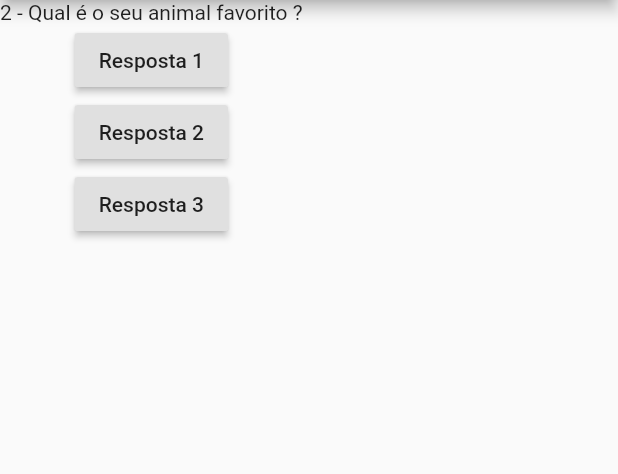
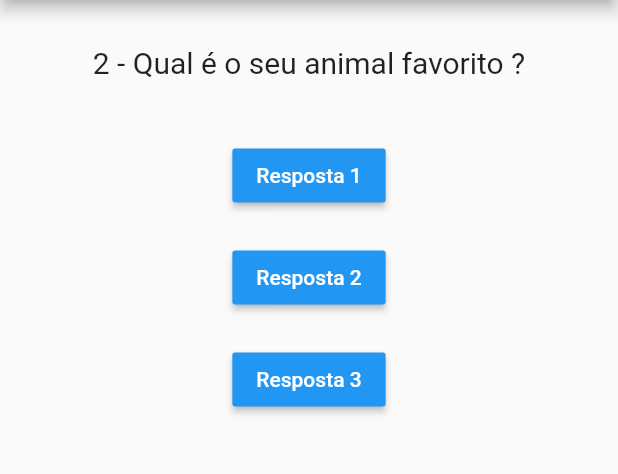
Before and after one commit to mateusPrintf/flutter, a Flutter app: the screen it shows after launch, after a tap on "Resposta 1", on a phone screen of 412 x 824 dp, the part 84-558 px from its top. Run offline on Flutter 3.47's test engine with Material 2 defaults, Android fonts, the phone set to English and light mode, and no system bars.

Commit message:
Dividindo o código principal em arquivos separados.

```diff
--- a/projeto_perguntas/lib/main.dart
+++ b/projeto_perguntas/lib/main.dart
@@ -1,13 +1,15 @@
  import 'package:flutter/material.dart';
+ import './questao.dart';
+ import './reposta.dart';
 
 main() => runApp(PerguntaApp());
 
- class PerguntaAppState extends State<PerguntaApp> {
-   var perguntaSelecionada = 0;
+ class _PerguntaAppState extends State<PerguntaApp> {
+   var _perguntaSelecionada = 0;
 
-   void responder(){
+   void _responder(){
      setState(() {
-       perguntaSelecionada++;
+       _perguntaSelecionada++;
      });
    }
 
@@ -28,19 +30,10 @@ main() => runApp(PerguntaApp());
 
          body: Column(
            children: <Widget> [
-             Text(perguntas[perguntaSelecionada]),
-             RaisedButton(
-               child: Text('Resposta 1'),
-               onPressed: responder,
-             ),
-             RaisedButton(
-               child: Text('Resposta 2'),
-               onPressed: responder,
-             ),
-             RaisedButton(
-               child: Text('Resposta 3'),
-               onPressed: responder,
-             ),
+             Questao(perguntas[_perguntaSelecionada]),
+             Resposta('Resposta 1', _responder),
+             Resposta('Resposta 2', _responder),
+             Resposta('Resposta 3', _responder),
            ],
          ),
 
@@ -52,8 +45,8 @@ main() => runApp(PerguntaApp());
 
  class PerguntaApp extends StatefulWidget{
 
-  PerguntaAppState createState(){
-    return PerguntaAppState();
+  _PerguntaAppState createState(){
+    return _PerguntaAppState();
    }
 
  }
--- /dev/null
+++ b/projeto_perguntas/lib/questao.dart
@@ -0,0 +1,20 @@
+import 'package:flutter/material.dart';
+
+class Questao extends StatelessWidget {
+  final String texto;
+
+  Questao(this.texto);
+
+  @override
+  Widget build(BuildContext context) {
+    return Container(
+      width: double.infinity,
+      margin: EdgeInsets.all(30),
+      child: Text(
+        texto,
+        style: TextStyle(fontSize: 20),
+        textAlign: TextAlign.center,
+      ),
+    );
+  }
+}
--- /dev/null
+++ b/projeto_perguntas/lib/reposta.dart
@@ -0,0 +1,23 @@
+import 'package:flutter/material.dart';
+
+class Resposta extends StatelessWidget {
+  final String texto;
+  final void Function() selecionado;
+
+  Resposta(this.texto, this.selecionado);
+
+  @override
+  Widget build(BuildContext context) {
+    return Container(
+      margin: EdgeInsets.all(10),
+      child: RaisedButton(
+
+        textColor: Colors.white,
+        color: Colors.blue,
+
+        child: Text(texto),
+        onPressed: selecionado,
+      ),
+    );
+  }
+}
```
